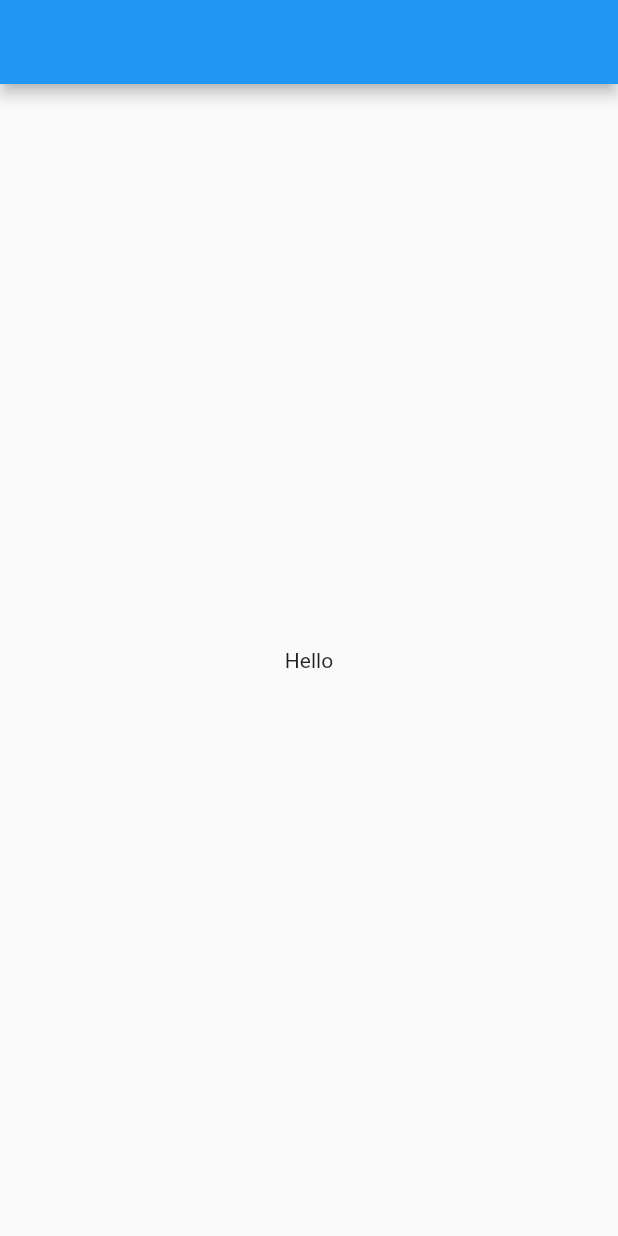
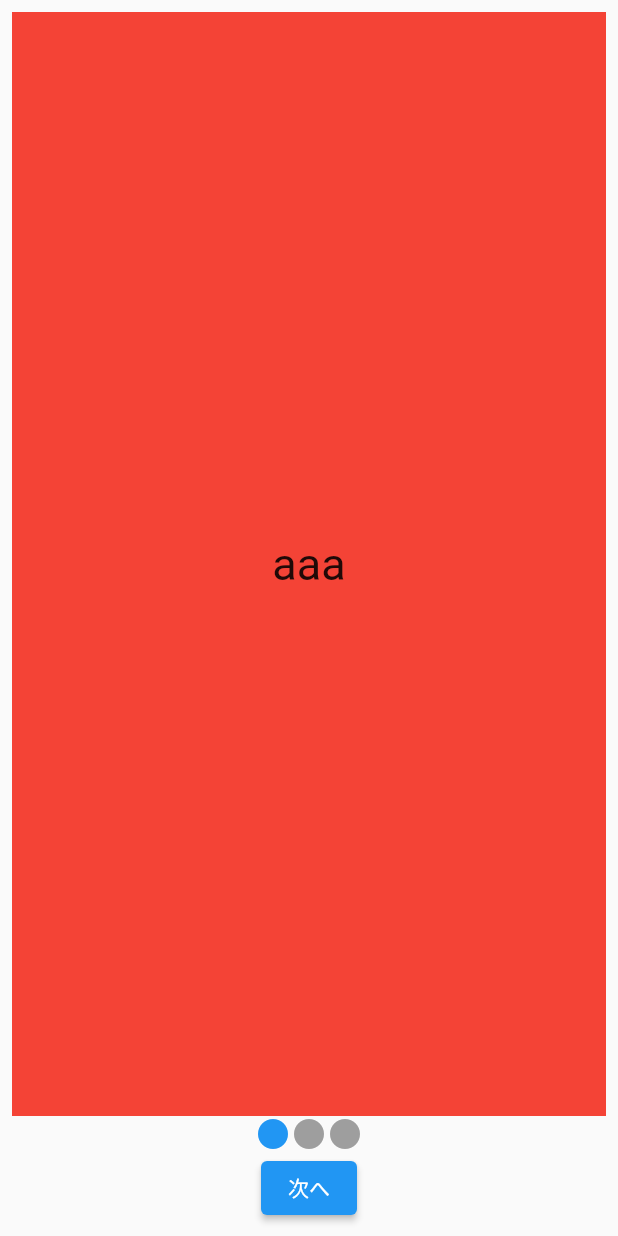
Before and after one commit to TowaYamashita/walkthrough-sample, a Flutter app: the screen it shows after launch, on a phone screen of 412 x 824 dp. Run offline on Flutter 3.47's test engine with Material 2 defaults, Android fonts, the phone set to English and light mode, and no system bars.

Commit message:
add: ウォークスルーを表示してホーム画面を表示するよう変更

```diff
--- a/lib/main.dart
+++ b/lib/main.dart
@@ -1,4 +1,5 @@
 import 'package:flutter/material.dart';
+import 'package:walkthrough/walkthrough_page.dart';
 
 void main() {
   runApp(const MyApp());
@@ -10,28 +11,7 @@ class MyApp extends StatelessWidget {
   @override
   Widget build(BuildContext context) {
     return const MaterialApp(
-      home: MyHomePage(),
+      home: WalkthroughPage(),
     );
   }
 }
-
-class MyHomePage extends StatelessWidget {
-  const MyHomePage({super.key});
-
-  @override
-  Widget build(BuildContext context) {
-    return Scaffold(
-      appBar: AppBar(),
-      body: Center(
-        child: Column(
-          mainAxisAlignment: MainAxisAlignment.center,
-          children: const [
-            Text(
-              'Hello',
-            ),
-          ],
-        ),
-      ),
-    );
-  }
-}
--- /dev/null
+++ b/lib/walkthrough_page.dart
@@ -0,0 +1,219 @@
+import 'dart:async';
+
+import 'package:flutter/material.dart';
+import 'package:walkthrough/home_page.dart';
+
+class WalkthroughPage extends StatefulWidget {
+  const WalkthroughPage({super.key});
+
+  @override
+  State<WalkthroughPage> createState() => _WalkthroughPageState();
+}
+
+class _WalkthroughPageState extends State<WalkthroughPage> {
+  late final PageController controller;
+  late final StreamController<int> currentPage;
+
+  @override
+  void initState() {
+    super.initState();
+    controller = PageController();
+    currentPage = StreamController.broadcast();
+    currentPage.add(0);
+  }
+
+  @override
+  void dispose() {
+    currentPage.close();
+    controller.dispose();
+    super.dispose();
+  }
+
+  @override
+  Widget build(BuildContext context) {
+    goNext() {
+      controller.nextPage(
+        duration: const Duration(seconds: 1),
+        curve: Curves.easeInOut,
+      );
+    }
+
+    goHomePage() {
+      Navigator.of(context).pushReplacement(MaterialPageRoute(builder: (_) {
+        return const HomePage();
+      }));
+    }
+
+    const walkthroughs = [
+      WalkthroughA(),
+      WalkthroughB(),
+      WalkthroughC(),
+    ];
+
+    return Scaffold(
+      body: SafeArea(
+        child: Padding(
+          padding: const EdgeInsets.all(8.0),
+          child: Column(
+            children: [
+              Expanded(
+                child: PageView.builder(
+                  controller: controller,
+                  itemBuilder: (_, index) => walkthroughs[index],
+                  itemCount: walkthroughs.length,
+                  onPageChanged: (index) {
+                    currentPage.add(index);
+                  },
+                ),
+              ),
+              _Indicators(
+                currentPage: currentPage.stream,
+                pageAllCount: walkthroughs.length,
+              ),
+              _Button(
+                currentPage: currentPage.stream,
+                onContinued: goNext,
+                onFinished: goHomePage,
+                pageCount: walkthroughs.length,
+              ),
+            ],
+          ),
+        ),
+      ),
+    );
+  }
+}
+
+class WalkthroughA extends StatelessWidget {
+  const WalkthroughA({super.key});
+
+  @override
+  Widget build(BuildContext context) {
+    return const ColoredBox(
+      color: Colors.red,
+      child: Center(
+        child: Text(
+          'aaa',
+          style: TextStyle(
+            fontSize: 30,
+          ),
+        ),
+      ),
+    );
+  }
+}
+
+class WalkthroughB extends StatelessWidget {
+  const WalkthroughB({super.key});
+
+  @override
+  Widget build(BuildContext context) {
+    return const ColoredBox(
+      color: Colors.blue,
+      child: Center(
+        child: Text(
+          'bbb',
+          style: TextStyle(
+            fontSize: 30,
+          ),
+        ),
+      ),
+    );
+  }
+}
+
+class WalkthroughC extends StatelessWidget {
+  const WalkthroughC({super.key});
+
+  @override
+  Widget build(BuildContext context) {
+    return const ColoredBox(
+      color: Colors.yellow,
+      child: Center(
+        child: Text(
+          'ccc',
+          style: TextStyle(
+            fontSize: 30,
+          ),
+        ),
+      ),
+    );
+  }
+}
+
+class _Indicators extends StatelessWidget {
+  const _Indicators({
+    Key? key,
+    required this.currentPage,
+    required this.pageAllCount,
+  }) : super(key: key);
+
+  /// 現在表示されているページ番号
+  final Stream<int> currentPage;
+
+  /// ウォークスルー全体のページ数
+  final int pageAllCount;
+
+  @override
+  Widget build(BuildContext context) {
+    return StreamBuilder(
+      stream: currentPage,
+      builder: (_, snapshot) {
+        final currentPage = snapshot.data ?? 0;
+        final indicators = List.generate(
+          pageAllCount,
+          (index) {
+            return Icon(
+              Icons.circle,
+              color: index == currentPage ? Colors.blue : Colors.grey,
+            );
+          },
+        );
+
+        return Row(
+          mainAxisAlignment: MainAxisAlignment.center,
+          children: indicators,
+        );
+      },
+    );
+  }
+}
+
+class _Button extends StatelessWidget {
+  const _Button({
+    Key? key,
+    required this.currentPage,
+    required this.onContinued,
+    required this.onFinished,
+    required this.pageCount,
+  }) : super(key: key);
+
+  /// 現在表示されているページ番号
+  final Stream<int> currentPage;
+
+  /// ウォークスルーがまだ存在する時に実行する処理
+  final void Function() onContinued;
+
+  /// ウォークスルーをすべて見終わった後で実行する処理
+  final void Function() onFinished;
+
+  /// ウォークスルー全体のページ数
+  final int pageCount;
+
+  @override
+  Widget build(BuildContext context) {
+    return StreamBuilder(
+      stream: currentPage,
+      builder: (_, snapshot) {
+        final currentPage = snapshot.data ?? 0;
+        final isLastPage = currentPage == (pageCount - 1);
+        return ElevatedButton(
+          onPressed: isLastPage ? onFinished : onContinued,
+          child: Text(
+            isLastPage ? 'はじめる' : '次へ',
+          ),
+        );
+      },
+    );
+  }
+}
```
Also changed, not shown: lib/home_page.dart (added, +15 -0 lines).
